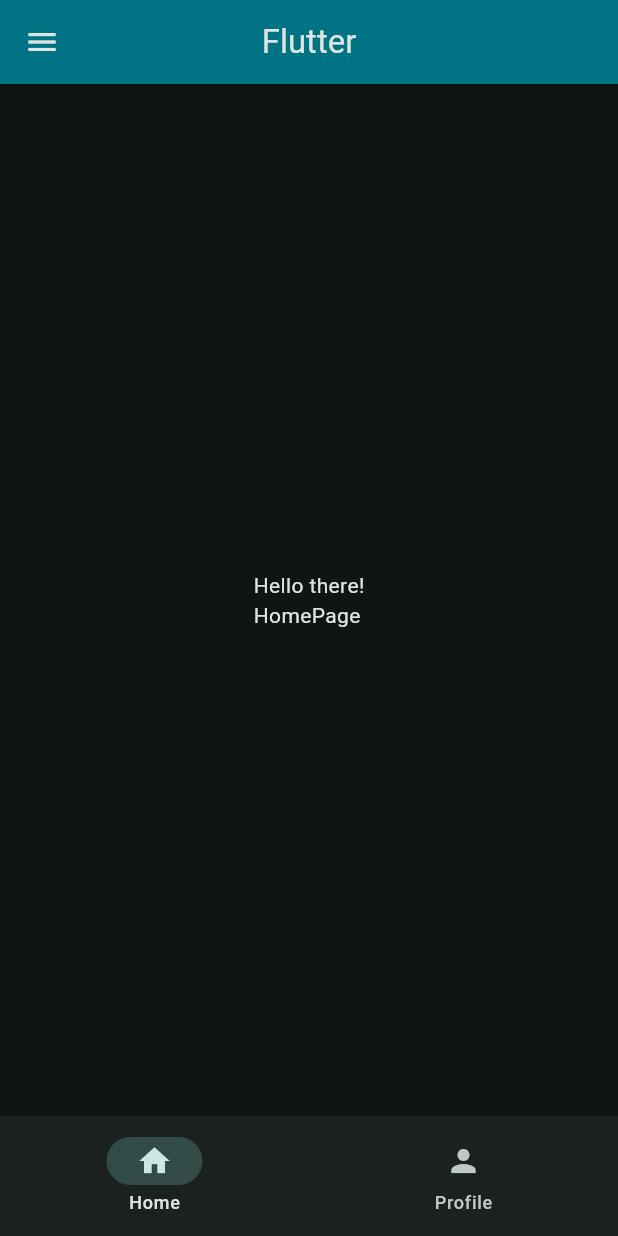
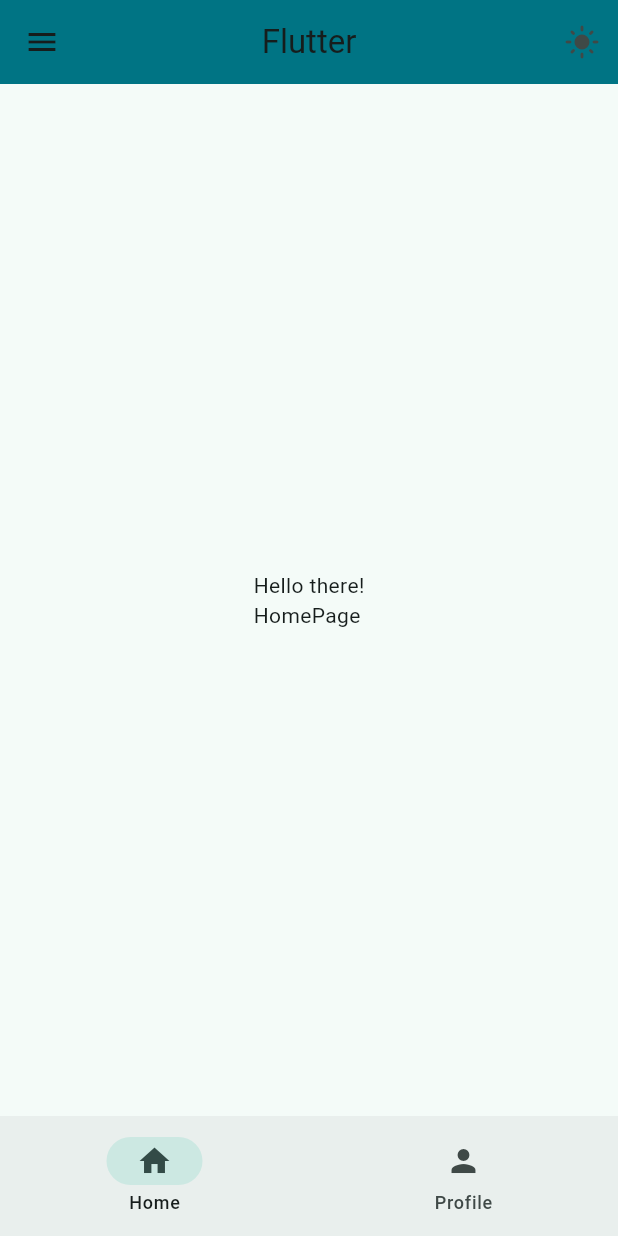
Before and after one commit to Danny-Py5/flutter-tutorial-sept-15-2025-monday-1-53pm, a Flutter app: the screen it shows after launch, on a phone screen of 412 x 824 dp. Run offline on Flutter 3.47's test engine with Material 3 defaults, Android fonts, the phone set to English and light mode, and no system bars.

Commit message:
Challenge-> mode switching from light to dark and viceversa

```diff
--- a/lib/data/value_notifier.dart
+++ b/lib/data/value_notifier.dart
@@ -1,3 +1,4 @@
 import 'package:flutter/material.dart';
 
 ValueNotifier<int> selectedPageNotifier = ValueNotifier(0);
+ValueNotifier<bool> modeSwitchNotifier = ValueNotifier(true);
--- a/lib/main.dart
+++ b/lib/main.dart
@@ -1,4 +1,5 @@
 import 'package:flutter/material.dart';
+import 'package:flutter_application_1/data/value_notifier.dart';
 import 'package:flutter_application_1/views/widget_tree.dart';
 // import 'package:flutter_application_1/widgets/bottom_tab_widget.dart';
 
@@ -14,18 +15,24 @@ class MyApp extends StatefulWidget {
 }
 
 class _MyAppState extends State<MyApp> {
-  int currentTab = 0;
   @override
   Widget build(BuildContext context) {
+    return ValueListenableBuilder(
+      valueListenable: modeSwitchNotifier,
+      builder: (BuildContext context, bool mode, Widget? child) {
         return MaterialApp(
           debugShowCheckedModeBanner: false,
           theme: ThemeData(
             colorScheme: ColorScheme.fromSeed(
               seedColor: Colors.teal,
-          brightness: Brightness.dark,
+              brightness: modeSwitchNotifier.value == true
+                  ? Brightness.light
+                  : Brightness.dark,
             ),
           ),
           home: WidgetTree(),
         );
+      },
+    );
   }
 }
--- a/lib/views/widget_tree.dart
+++ b/lib/views/widget_tree.dart
@@ -17,7 +17,21 @@ class WidgetTree extends StatelessWidget {
           title: Text('Flutter'),
           centerTitle: true,
           titleSpacing: 0,
-
+          actions: [
+            ValueListenableBuilder(
+              valueListenable: modeSwitchNotifier,
+              builder: (BuildContext context, bool value, Widget? child) {
+                return IconButton(
+                  onPressed: () {
+                    modeSwitchNotifier.value = !value;
+                  },
+                  icon: modeSwitchNotifier.value == true
+                      ? Icon(Icons.light_mode)
+                      : Icon(Icons.dark_mode),
+                );
+              },
+            ),
+          ],
           backgroundColor: const Color.fromARGB(255, 0, 116, 132),
         ),
         body: ValueListenableBuilder(
```
Lines whose indentation alone changed are shown as unchanged.
